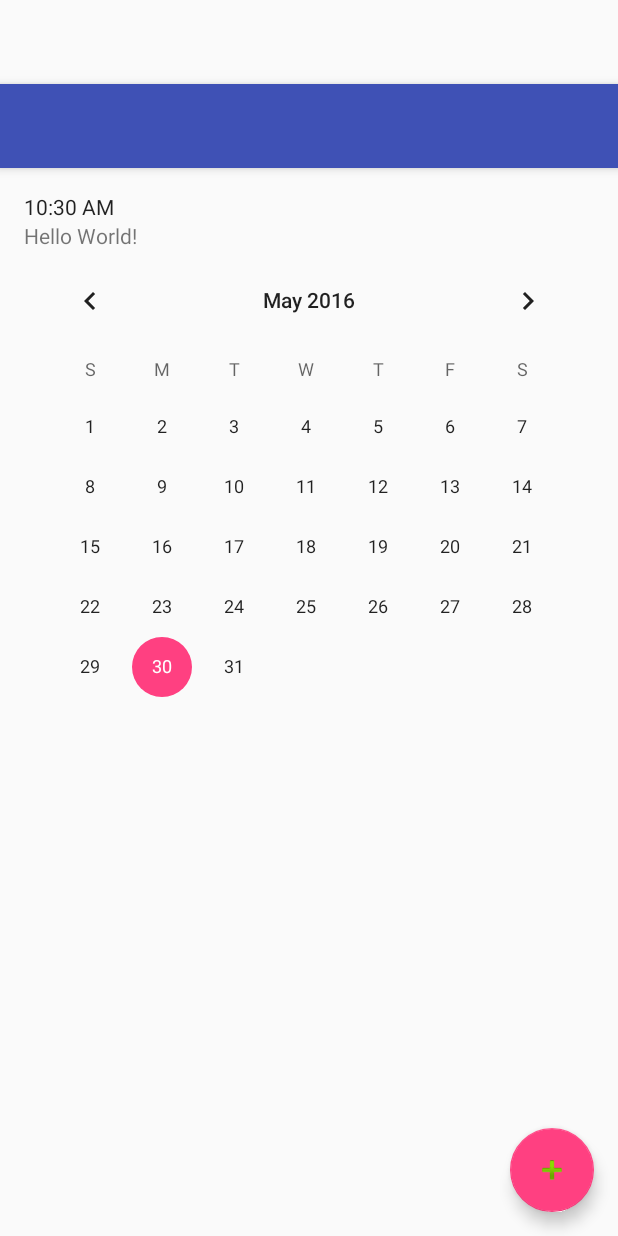
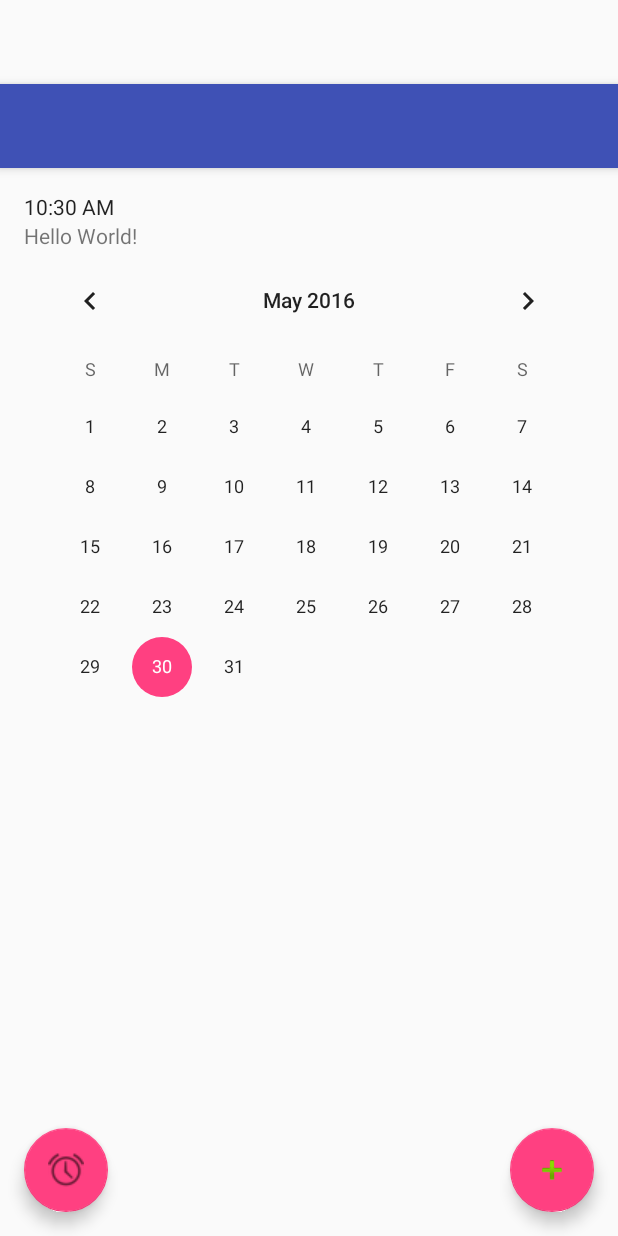
Before and after one commit to poom10510/ModernDiary, an Android app: the layout activity_main.xml on its own in the app's theme, with its tools: preview values and no code run, on a phone screen of 412 x 824 dp. Run offline under Robolectric (Android 15) with nearby library versions, the phone set to English and light mode, and no system bars.

Commit message:
add Noti button

```diff
--- a/app/src/main/res/layout/activity_main.xml
+++ b/app/src/main/res/layout/activity_main.xml
@@ -24,12 +24,20 @@
     <include layout="@layout/content_main" />
 
     <android.support.design.widget.FloatingActionButton
-        android:id="@+id/fab"
+        android:id="@+id/fabDiary"
         android:layout_width="wrap_content"
         android:layout_height="wrap_content"
         android:layout_gravity="bottom|end"
         android:layout_margin="@dimen/fab_margin"
         android:src="@android:drawable/ic_input_add"
          />
+    <android.support.design.widget.FloatingActionButton
+        android:id="@+id/fabNotify"
+        android:layout_width="wrap_content"
+        android:layout_height="wrap_content"
+        android:layout_gravity="bottom|start"
+        android:layout_margin="@dimen/fab_margin"
+        android:src="@android:drawable/ic_lock_idle_alarm"
+        />
 
 </android.support.design.widget.CoordinatorLayout>
```
Also changed, not shown: app/src/main/java/kitipoom/moderndiary/activities/MainActivity.java (+14 -12 lines).
